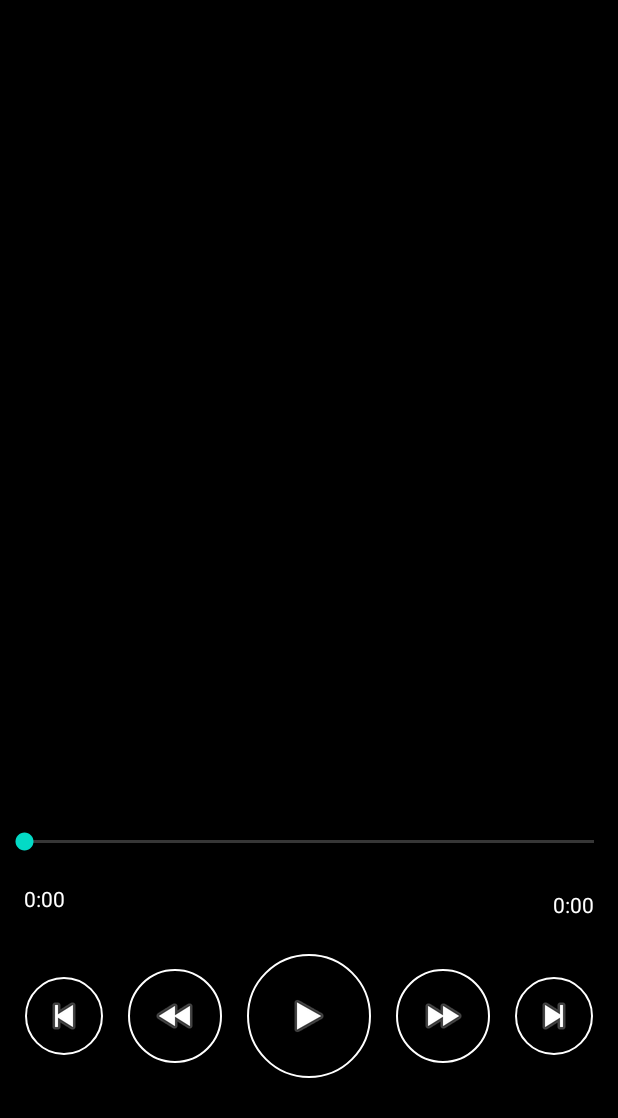
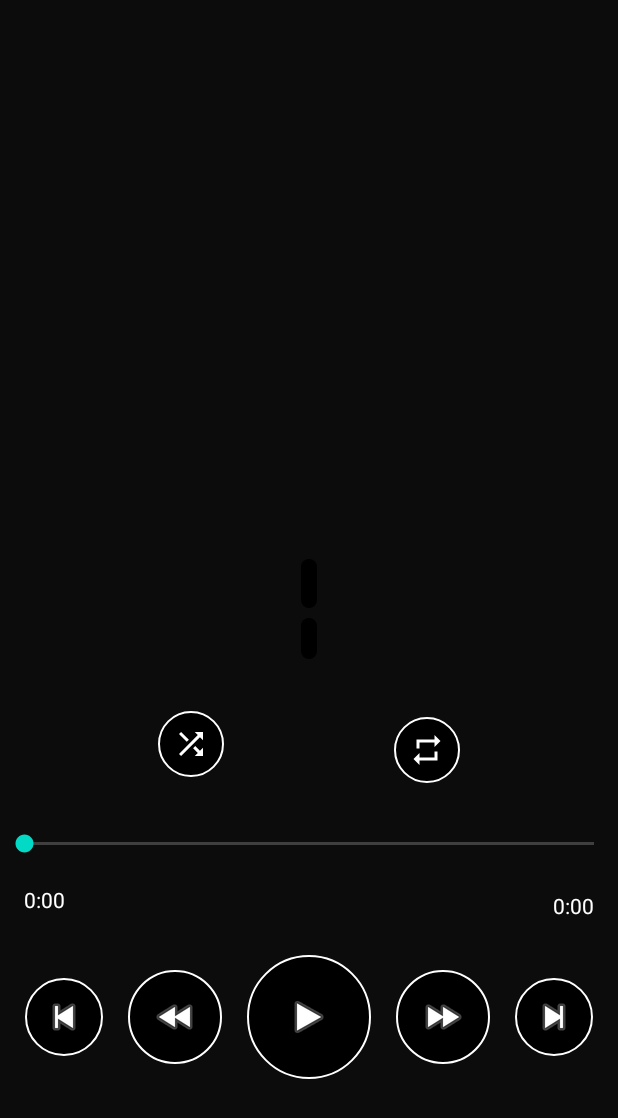
Before and after one commit to DusanMicuda/MusicPlayer, an Android app: the fragment PlayerFragment shown on its own in the app's theme, on a phone screen of 412 x 824 dp. Shown: the top 1118 px of the screen. Run offline under Robolectric (Android 15) with nearby library versions, the phone set to English and light mode, and no system bars; network calls fail; 2 statements that could not run were skipped.

Commit message:
building front-end of player fragment

```diff
--- a/app/src/main/java/com/micudasoftware/musicplayer/PlayerFragment.java
+++ b/app/src/main/java/com/micudasoftware/musicplayer/PlayerFragment.java
@@ -176,8 +176,10 @@ public class PlayerFragment extends Fragment {
         duration.setText(getDuration(mediaController.getMetadata().getLong(MediaMetadataCompat.METADATA_KEY_DURATION)));
         TextView songName = getView().findViewById(R.id.songName);
         songName.setText(mediaController.getMetadata().getString(MediaMetadataCompat.METADATA_KEY_TITLE));
+        songName.setSelected(true);
         TextView artistAlbum = getView().findViewById(R.id.artistAlbum);
         artistAlbum.setText(mediaController.getMetadata().getString(MediaMetadataCompat.METADATA_KEY_ALBUM_ARTIST));
+        artistAlbum.setSelected(true);
 
         ImageView imageView = getView().findViewById(R.id.imageView);
         imageView.setImageBitmap(mediaController.getMetadata().getBitmap(MediaMetadataCompat.METADATA_KEY_ALBUM_ART));
--- /dev/null
+++ b/app/src/main/res/drawable/repeat.xml
@@ -0,0 +1,5 @@
+<vector android:height="24dp" android:tint="#FFFFFF"
+    android:viewportHeight="24" android:viewportWidth="24"
+    android:width="24dp" xmlns:android="http://schemas.android.com/apk/res/android">
+    <path android:fillColor="@android:color/white" android:pathData="M7,7h10v3l4,-4 -4,-4v3L5,5v6h2L7,7zM17,17L7,17v-3l-4,4 4,4v-3h12v-6h-2v4z"/>
+</vector>
--- a/app/src/main/res/layout/player.xml
+++ b/app/src/main/res/layout/player.xml
@@ -1,40 +1,83 @@
 <?xml version="1.0" encoding="utf-8"?>
-<androidx.constraintlayout.widget.ConstraintLayout xmlns:android="http://schemas.android.com/apk/res/android"
+<androidx.constraintlayout.widget.ConstraintLayout
+    xmlns:android="http://schemas.android.com/apk/res/android"
     xmlns:app="http://schemas.android.com/apk/res-auto"
-    xmlns:tools="http://schemas.android.com/tools"
     android:layout_width="match_parent"
     android:layout_height="match_parent"
-    android:background="#000000">
+    android:background="#55000000">
 
     <ImageView
         android:id="@+id/imageView"
-        android:layout_width="0dp"
+        android:layout_width="match_parent"
         android:layout_height="0dp"
-        app:layout_constraintBottom_toTopOf="@+id/songName"
+        android:scaleType="fitXY"
+        android:layout_marginTop="48dp"
+        android:layout_marginHorizontal="16dp"
+        app:layout_constraintDimensionRatio="1:1"
+        app:layout_constraintBottom_toTopOf="@id/shuffle"
         app:layout_constraintEnd_toEndOf="parent"
         app:layout_constraintStart_toStartOf="parent"
         app:layout_constraintTop_toTopOf="parent" />
 
     <TextView
         android:id="@+id/songName"
-        android:layout_width="0dp"
+        android:layout_width="wrap_content"
         android:layout_height="wrap_content"
-        android:layout_marginTop="8dp"
+        android:singleLine="true"
+        android:ellipsize="marquee"
+        android:marqueeRepeatLimit="marquee_forever"
         android:textSize="24sp"
-        app:layout_constraintBottom_toTopOf="@+id/artistAlbum"
+        android:background="@drawable/textview_background"
+        android:layout_marginHorizontal="4dp"
+        android:layout_marginBottom="42dp"
+        android:paddingHorizontal="5dp"
+
+        app:layout_constraintBottom_toBottomOf="@id/imageView"
         app:layout_constraintEnd_toEndOf="parent"
-        app:layout_constraintStart_toStartOf="parent"
-        app:layout_constraintTop_toBottomOf="@+id/imageView" />
+        app:layout_constraintStart_toStartOf="parent" />
 
     <TextView
         android:id="@+id/artistAlbum"
-        android:layout_width="0dp"
+        android:layout_width="wrap_content"
         android:layout_height="wrap_content"
+        android:singleLine="true"
+        android:ellipsize="marquee"
+        android:marqueeRepeatLimit="marquee_forever"
         android:textSize="20sp"
-        app:layout_constraintBottom_toTopOf="@+id/seekBar"
-        app:layout_constraintTop_toBottomOf="@id/songName"
+        android:background="@drawable/textview_background"
+        android:layout_marginHorizontal="4dp"
+        android:layout_marginBottom="8dp"
+        android:paddingHorizontal="5dp"
+
+        app:layout_constraintBottom_toBottomOf="@id/imageView"
         app:layout_constraintEnd_toEndOf="parent"
         app:layout_constraintStart_toStartOf="parent"/>
+
+    <ImageButton
+        android:id="@+id/shuffle"
+        android:layout_width="wrap_content"
+        android:layout_height="wrap_content"
+        android:layout_margin="8dp"
+        android:padding="10dp"
+        app:layout_constraintBottom_toTopOf="@id/seekBar"
+        app:layout_constraintEnd_toStartOf="@id/repeat"
+        app:layout_constraintStart_toStartOf="parent"
+        app:layout_constraintTop_toBottomOf="@id/imageView"
+        app:srcCompat="@drawable/shuffle"
+        android:background="@drawable/button_background"/>
+
+    <ImageButton
+        android:id="@+id/repeat"
+        android:layout_width="wrap_content"
+        android:layout_height="wrap_content"
+        android:layout_margin="8dp"
+        android:padding="10dp"
+        app:layout_constraintBottom_toTopOf="@id/seekBar"
+        app:layout_constraintEnd_toEndOf="parent"
+        app:layout_constraintStart_toEndOf="@id/shuffle"
+        app:layout_constraintTop_toBottomOf="@id/imageView"
+        app:srcCompat="@drawable/repeat"
+        android:background="@drawable/button_background"/>
 
     <SeekBar
         android:id="@+id/seekBar"
@@ -44,8 +87,7 @@
         app:layout_constraintBottom_toTopOf="@+id/currentPosition"
         app:layout_constraintEnd_toEndOf="parent"
         app:layout_constraintStart_toStartOf="parent"
-        app:layout_constraintTop_toBottomOf="@+id/songName"/>
-
+        app:layout_constraintTop_toBottomOf="@id/shuffle"/>
 
     <TextView
         android:id="@+id/currentPosition"
```
